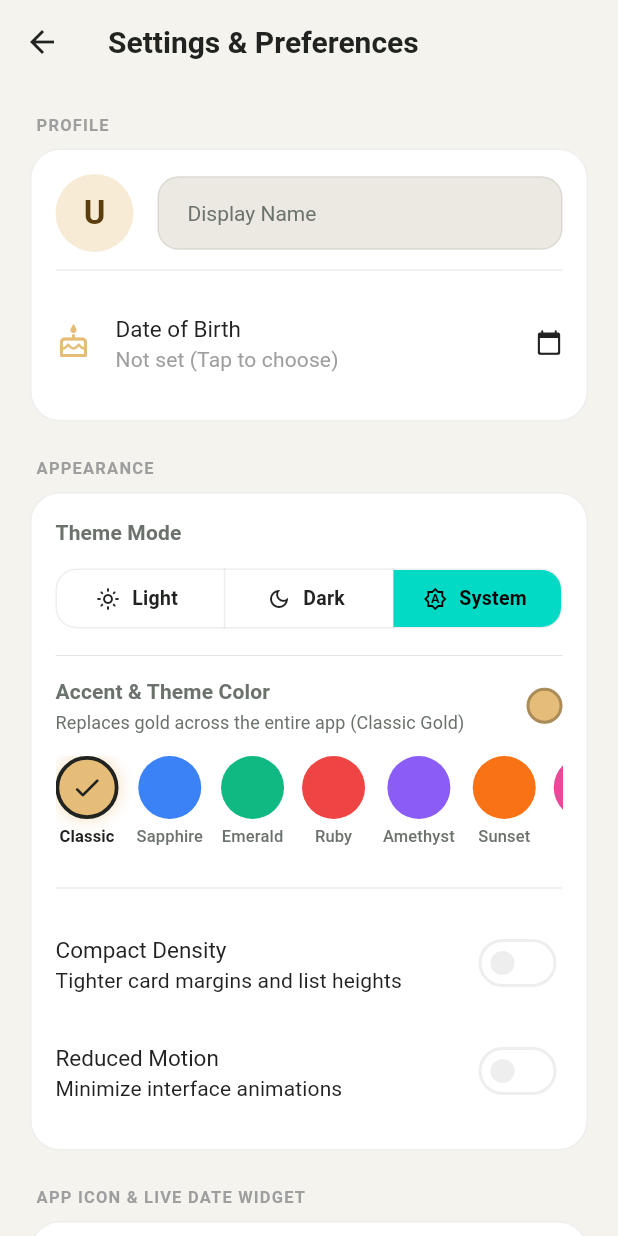
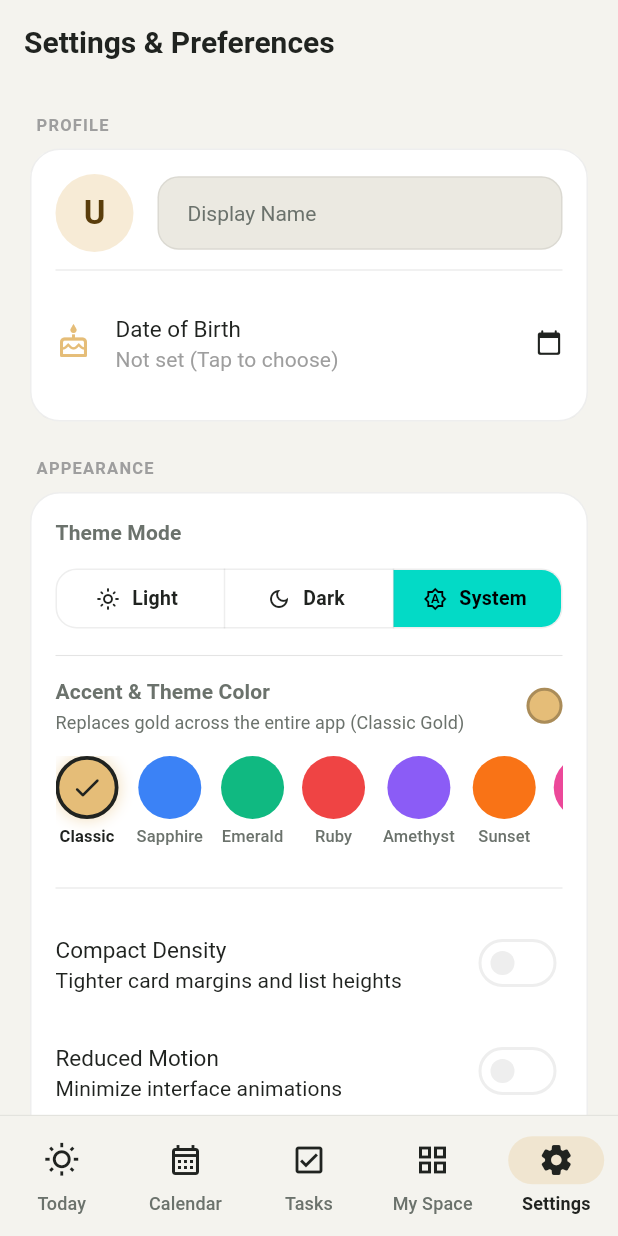
Before and after one commit to sangeethsanthosh-git/dayform, a Flutter app: the MainScaffold screen opened directly with empty values, after a tap on the "tune" icon, on a phone screen of 412 x 824 dp. Run offline on Flutter 3.47's test engine with Material 3 defaults, Android fonts, the phone set to English and light mode, and no system bars; our stand-ins replace file_picker, flutter_local_notifications, flutter_timezone, sqflite, sqflite_common_ffi, timezone; missing offline and left inert: home_widget; accounts and stored records are empty.

Commit message:
Add Settings to navigation bar, remove birthday reminder note and duplicate search icon

```diff
--- a/lib/features/navigation/main_scaffold.dart
+++ b/lib/features/navigation/main_scaffold.dart
@@ -4,6 +4,7 @@ import '../../core/theme/app_colors.dart';
 import '../calendar/calendar_screen.dart';
 import '../myspace/myspace_screen.dart';
 import '../quick_add/quick_add_sheet.dart';
+import '../settings/settings_screen.dart';
 import '../tasks/tasks_screen.dart';
 import '../today/today_screen.dart';
 
@@ -33,6 +34,9 @@ class _MainScaffoldState extends State<MainScaffold> {
       case 'myspace':
         _currentIndex = 3;
         break;
+      case 'settings':
+        _currentIndex = 4;
+        break;
       case 'today':
       default:
         _currentIndex = 0;
@@ -55,6 +59,7 @@ class _MainScaffoldState extends State<MainScaffold> {
       CalendarScreen(appState: widget.appState, onNavigateToTab: _onNavigateToTab),
       TasksScreen(appState: widget.appState),
       MySpaceScreen(appState: widget.appState),
+      const SettingsScreen(),
     ];
 
     return Scaffold(
@@ -83,29 +88,49 @@ class _MainScaffoldState extends State<MainScaffold> {
           destinations: [
             NavigationDestination(
               icon: const Icon(Icons.wb_sunny_outlined),
-              selectedIcon: Icon(Icons.wb_sunny_rounded, color: AppColors.warmAmberForeground),
+              selectedIcon: Icon(
+                Icons.wb_sunny_rounded,
+                color: isDark ? AppColors.primaryLightText : AppColors.primaryDarkText,
+              ),
               label: 'Today',
             ),
             NavigationDestination(
               icon: const Icon(Icons.calendar_month_outlined),
-              selectedIcon: Icon(Icons.calendar_month_rounded, color: AppColors.warmAmberForeground),
+              selectedIcon: Icon(
+                Icons.calendar_month_rounded,
+                color: isDark ? AppColors.primaryLightText : AppColors.primaryDarkText,
+              ),
               label: 'Calendar',
             ),
             NavigationDestination(
               icon: const Icon(Icons.check_box_outlined),
-              selectedIcon: Icon(Icons.check_box_rounded, color: AppColors.warmAmberForeground),
+              selectedIcon: Icon(
+                Icons.check_box_rounded,
+                color: isDark ? AppColors.primaryLightText : AppColors.primaryDarkText,
+              ),
               label: 'Tasks',
             ),
             NavigationDestination(
               icon: const Icon(Icons.grid_view_outlined),
-              selectedIcon: Icon(Icons.grid_view_rounded, color: AppColors.warmAmberForeground),
+              selectedIcon: Icon(
+                Icons.grid_view_rounded,
+                color: isDark ? AppColors.primaryLightText : AppColors.primaryDarkText,
+              ),
               label: 'My Space',
+            ),
+            NavigationDestination(
+              icon: const Icon(Icons.settings_outlined),
+              selectedIcon: Icon(
+                Icons.settings_rounded,
+                color: isDark ? AppColors.primaryLightText : AppColors.primaryDarkText,
+              ),
+              label: 'Settings',
             ),
           ],
         ),
       ),
       // Golden Amber Floating (+) Action Button (Image 2 style)
-      floatingActionButton: _currentIndex != 1
+      floatingActionButton: (_currentIndex != 1 && _currentIndex != 4)
           ? FloatingActionButton(
               onPressed: () {
                 showModalBottomSheet(
--- a/lib/features/today/today_screen.dart
+++ b/lib/features/today/today_screen.dart
@@ -6,6 +6,7 @@ import '../../domain/models/bill_item.dart';
 import '../../domain/models/event_item.dart';
 import '../../domain/models/task_item.dart';
 import '../quick_add/quick_add_sheet.dart';
+import '../settings/settings_screen.dart';
 import 'widgets/birthday_celebration_card.dart';
 import 'widgets/chronological_agenda.dart';
 import 'widgets/editorial_date_header.dart';
@@ -72,7 +73,6 @@ class _TodayScreenState extends State<TodayScreen> {
                     }
                   },
                   onAddPressed: () => _openQuickAdd(context, initialTab: 0),
-                  onSearchPressed: () => _showSearchDialog(context),
                 ),
                 const SizedBox(height: 16),
 
@@ -80,6 +80,15 @@ class _TodayScreenState extends State<TodayScreen> {
                 GreetingHeader(
                   userName: widget.appState.settings.userName,
                   onSearchTapped: () => _showSearchDialog(context),
+                  onSettingsTapped: () {
+                    if (widget.onNavigateToTab != null) {
+                      widget.onNavigateToTab!(4);
+                    } else {
+                      Navigator.of(context).push(
+                        MaterialPageRoute(builder: (_) => const SettingsScreen()),
+                      );
+                    }
+                  },
                 ),
                 const SizedBox(height: 16),
 
--- a/lib/features/today/widgets/greeting_header.dart
+++ b/lib/features/today/widgets/greeting_header.dart
@@ -5,11 +5,13 @@ import '../../settings/settings_screen.dart';
 class GreetingHeader extends StatelessWidget {
   final String userName;
   final VoidCallback onSearchTapped;
+  final VoidCallback? onSettingsTapped;
 
   const GreetingHeader({
     super.key,
     required this.userName,
     required this.onSearchTapped,
+    this.onSettingsTapped,
   });
 
   @override
@@ -69,7 +71,7 @@ class GreetingHeader extends StatelessWidget {
 
         // Profile / Settings Action
         IconButton(
-          onPressed: () {
+          onPressed: onSettingsTapped ?? () {
             Navigator.of(context).push(
               MaterialPageRoute(builder: (_) => const SettingsScreen()),
             );
```
Also changed, not shown: lib/features/onboarding/onboarding_screen.dart (+0 -22 lines).
